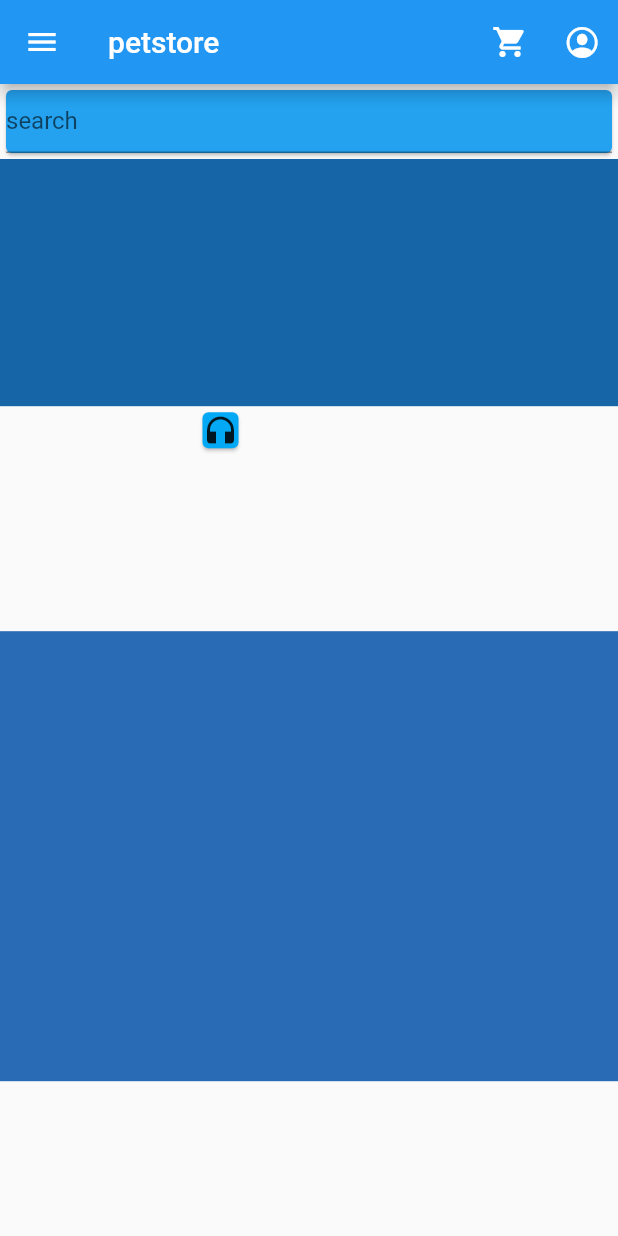
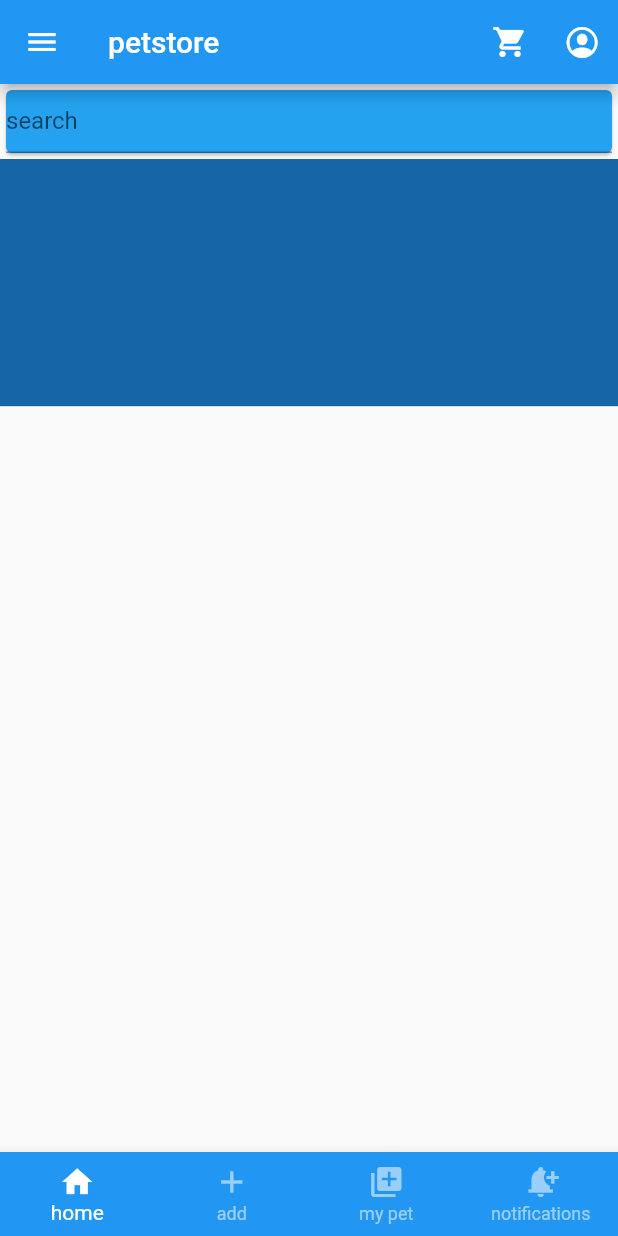
Before and after one commit to INTERNS-LXI-TECHNOLOGIES/FlutterWorkshop, a Flutter app: the screen it shows after launch, on a phone screen of 412 x 824 dp. Run offline on Flutter 3.47's test engine with Material 2 defaults, Android fonts, the light colour scheme and no system bars; our stand-ins replace built_collection, built_value, dio; missing offline and left inert: dart:html, dart:js.

Commit message:
navigationbar

```diff
--- a/pet_store/pet_store/lib/screens/home_screen.dart
+++ b/pet_store/pet_store/lib/screens/home_screen.dart
@@ -1,10 +1,16 @@
 // ignore_for_file: prefer_const_constructors, prefer_const_literals_to_create_immutables
 
 import 'dart:html';
+import 'dart:js';
 
+import 'package:dio/src/response.dart';
+import 'package:built_collection/src/list.dart';
 import 'package:flutter/cupertino.dart';
+import 'package:flutter/foundation.dart';
 import 'package:flutter/material.dart';
-//java -jar "D:\flutter project\FlutterWorkshop\pet_store\pet_store\openapi"\openapi-generator-cli-5.4.0.jar generate --skip-validate-spec -i .\api-docs.json -g dart-dio -o .\"D:\flutter project\FlutterWorkshop\pet_store\pet_store\openapi"
+import 'package:openapi/openapi.dart';
+import 'package:pet_store/model/pets.dart';
+import 'package:pet_store/widgets/bottombar_widget.dart';
 
 class HomeScreen extends StatelessWidget {
   HomeScreen({Key? key}) : super(key: key);
@@ -41,28 +47,44 @@ class HomeScreen extends StatelessWidget {
               mainAxisAlignment: MainAxisAlignment.start,
               crossAxisAlignment: CrossAxisAlignment.start,
               children: [
-                Card(
-                  color: Colors.lightBlue,
-                  child: Icon(Icons.headphones),
-                ),
-                Card(
-                  color: Color.fromARGB(255, 14, 53, 71),
-                ),
-                Card(
-                  color: Color.fromARGB(255, 65, 147, 185),
-                ),
+                // _sampleMethod(),
               ],
             ),
           ),
-          Container(
-            color: Color.fromARGB(255, 42, 107, 182),
-            width: MediaQuery.of(context).size.width,
-            height: 300, //MediaQuery.of(context).size.height / 3,
-          ),
+          // Container(
+          //   color: Color.fromARGB(255, 42, 107, 182),
+          //   width: MediaQuery.of(context).size.width,
+          //   height: 300, //MediaQuery.of(context).size.height / 3,
+          //   // child: _petList(),
+          // ),
         ],
       ),
+      bottomNavigationBar: BottombarWidgets(),
     );
   }
+
+  // Widget _petList() {
+  //   List<String> sampleList = [
+  //     'a',
+  //     'b',
+  //     'c',
+  //     'd',
+  //     'e',
+  //     'f',
+  //     'g',
+  //     'h',
+  //     'i',
+  //     'j'
+  //   ];
+
+  //   return ListView.builder(
+  //     scrollDirection: Axis.horizontal,
+  //     itemCount: 10,
+  //     itemBuilder: (context, i) => ListTile(
+  //       title: Text('abc'),
+  //     ),
+  //   );
+  // }
 
   //sizedbox for textfield
   SizedBox searchBox(BuildContext context) {
@@ -82,4 +104,18 @@ class HomeScreen extends StatelessWidget {
       ),
     );
   }
+
+  //Future<Response<BuiltList<Pet>>>
+  _sampleMethod() async {
+    var pet = 'abs';
+
+    // Response<BuiltList<Pet>>petList= await Openapi().getPetApi().findPetsByStatus(status:);
+    Response<Pet> petDetails =
+        await Openapi().getPetApi().getPetById(petId: 7600);
+    String petName = petDetails.data!.name;
+    // debugPrintThrottled('$petList');
+    debugPrintThrottled('$petDetails');
+    debugPrintThrottled('pet name=$petName');
+    // return petList;
+  }
 }
--- /dev/null
+++ b/pet_store/pet_store/lib/widgets/bottombar_widget.dart
@@ -0,0 +1,35 @@
+import 'package:flutter/material.dart';
+
+ValueNotifier<int> indexNotifier = ValueNotifier(0);
+
+class BottombarWidgets extends StatelessWidget {
+  const BottombarWidgets({Key? key}) : super(key: key);
+
+  @override
+  Widget build(BuildContext context) {
+    return ValueListenableBuilder(
+        valueListenable: indexNotifier,
+        builder: (context, int newIndex, _) {
+          return BottomNavigationBar(
+              backgroundColor: Colors.blue,
+              currentIndex: newIndex,
+              selectedItemColor: Colors.white,
+              unselectedItemColor: Colors.white54,
+              type: BottomNavigationBarType.fixed,
+              onTap: (index) {
+                indexNotifier.value = index;
+              },
+              items: const [
+                BottomNavigationBarItem(
+                  icon: Icon(Icons.home),
+                  label: 'home',
+                ),
+                BottomNavigationBarItem(icon: Icon(Icons.add), label: 'add'),
+                BottomNavigationBarItem(
+                    icon: Icon(Icons.my_library_add), label: 'my pet'),
+                BottomNavigationBarItem(
+                    icon: Icon(Icons.notification_add), label: 'notifications')
+              ]);
+        });
+  }
+}
--- a/pet_store/pet_store/pubspec.yaml
+++ b/pet_store/pet_store/pubspec.yaml
@@ -33,6 +33,7 @@ dependencies:
   #json_annotation: ^4.4.0
   json_serializable: ^6.1.5
   http: ^0.13.4
+  flutter_bloc: ^8.0.1
   dio: '^4.0.6'
   openapi:
    path: ./openapi
```
Also changed, not shown: pet_store/pet_store/lib/model/pets.dart (added, +11 -0 lines), pet_store/pet_store/pubspec.lock.
